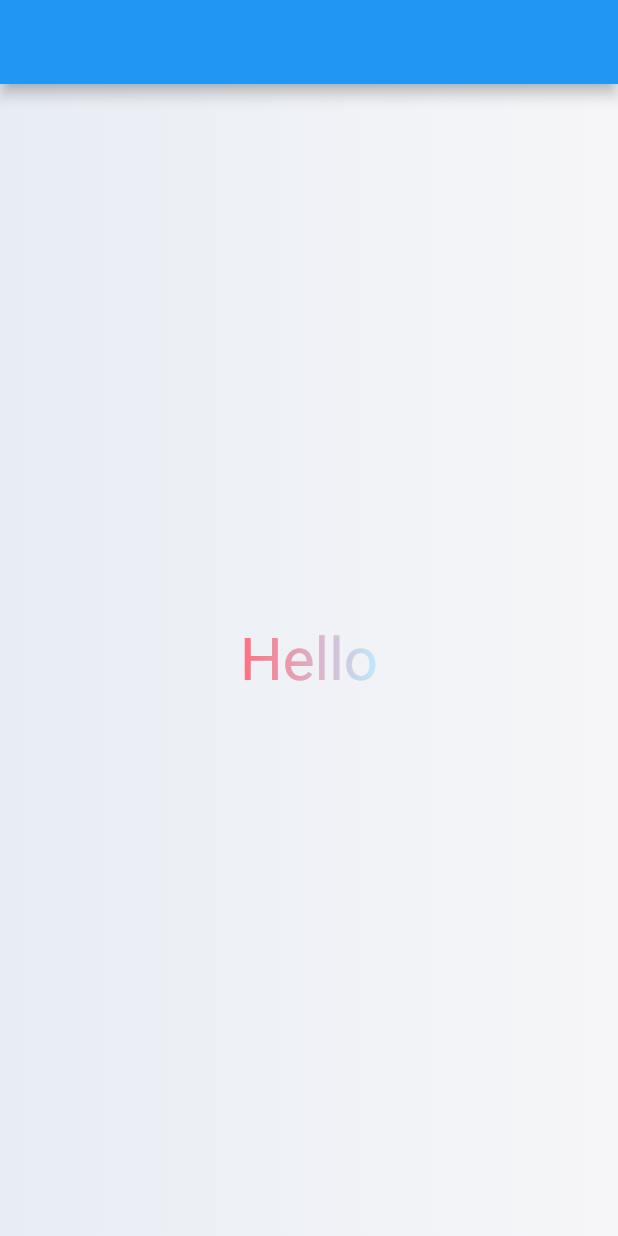
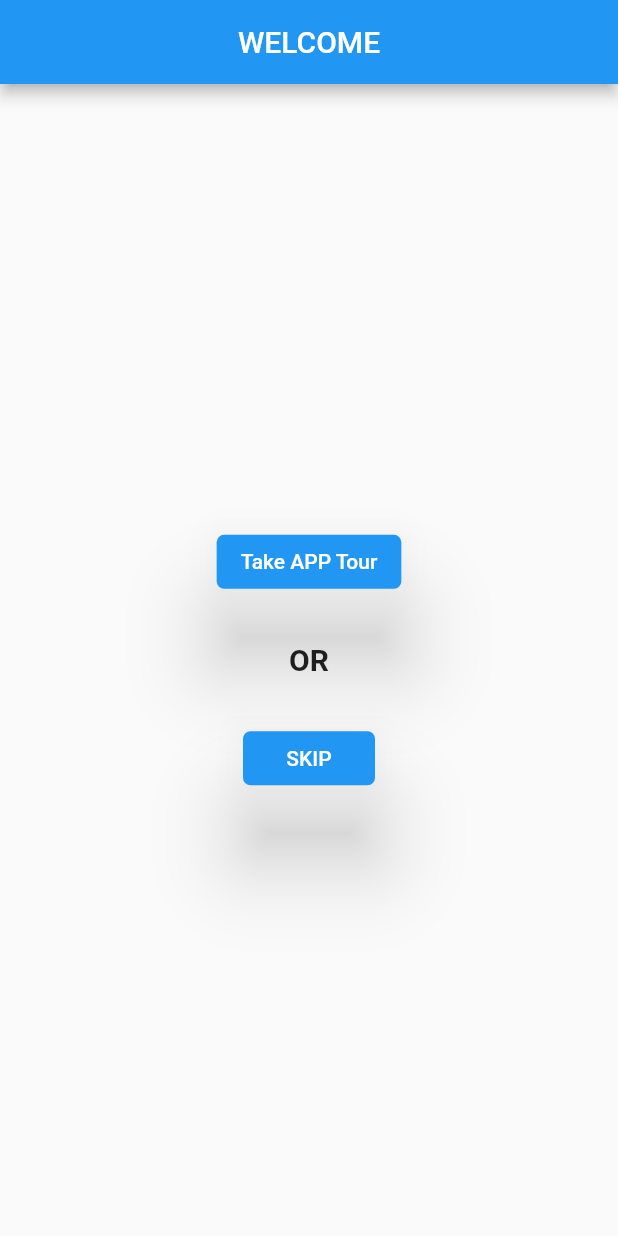
Before and after one commit to AnuraghYarlagadda/VNRPlacementsFlutter, a Flutter app: the screen it shows after launch, on a phone screen of 412 x 824 dp. Run offline on Flutter 3.47's test engine with Material 2 defaults, Android fonts, the phone set to English and light mode, and no system bars; drawn by our look-alikes of gradient_widgets; our stand-ins replace animated_text_kit, connectivity, dio, firebase_auth, firebase_database, firebase_storage and 7 more; missing offline and left inert: app_settings, flutter_page_indicator, store_redirect; accounts and stored records are empty.

Commit message:
Added Tour and Desc Pages

```diff
--- /dev/null
+++ b/lib/firstPage.dart
@@ -0,0 +1,72 @@
+import 'package:flutter/material.dart';
+import 'package:vnrplacements/appDecription.dart';
+import 'package:vnrplacements/appTour.dart';
+
+class FirstPage extends StatefulWidget {
+  @override
+  FirstPageState createState() => FirstPageState();
+}
+
+class FirstPageState extends State<FirstPage> {
+  @override
+  Widget build(BuildContext context) {
+    return Scaffold(
+      appBar: AppBar(
+        title: Text("WELCOME"),
+        centerTitle: true,
+      ),
+      body: Center(
+        child: Column(
+          mainAxisAlignment: MainAxisAlignment.center,
+          crossAxisAlignment: CrossAxisAlignment.center,
+          children: <Widget>[
+            RaisedButton(
+              elevation: 25,
+              onPressed: () {
+                Navigator.of(context)
+                    .push(MaterialPageRoute(builder: (context) {
+                  return AppTour();
+                }));
+              },
+              color: Colors.blue,
+              textColor: Colors.white,
+              shape: RoundedRectangleBorder(
+                borderRadius: BorderRadius.only(
+                    bottomLeft: Radius.circular(5),
+                    bottomRight: Radius.circular(5),
+                    topRight: Radius.circular(5),
+                    topLeft: Radius.circular(5)),
+              ),
+              child: Text("Take APP Tour"),
+            ),
+            Padding(padding: EdgeInsets.all(15)),
+            Text(
+              "OR",
+              style: TextStyle(fontSize: 20, fontWeight: FontWeight.bold),
+            ),
+            Padding(padding: EdgeInsets.all(15)),
+            RaisedButton(
+              onPressed: () {
+                Navigator.of(context)
+                    .push(MaterialPageRoute(builder: (context) {
+                  return AppDescription();
+                }));
+              },
+              elevation: 25,
+              color: Colors.blue,
+              textColor: Colors.white,
+              shape: RoundedRectangleBorder(
+                borderRadius: BorderRadius.only(
+                    bottomLeft: Radius.circular(5),
+                    bottomRight: Radius.circular(5),
+                    topRight: Radius.circular(5),
+                    topLeft: Radius.circular(5)),
+              ),
+              child: Text("SKIP"),
+            ),
+          ],
+        ),
+      ),
+    );
+  }
+}
--- a/lib/main.dart
+++ b/lib/main.dart
@@ -1,7 +1,6 @@
 import 'package:flutter/material.dart';
 import 'package:flutter/services.dart';
-import 'package:vnrplacements/Firebase/selectFilter.dart';
-import 'package:vnrplacements/Home.dart';
+import 'package:vnrplacements/firstPage.dart';
 
 void main() async {
   WidgetsFlutterBinding.ensureInitialized();
@@ -13,7 +12,7 @@ class MyApp extends StatelessWidget {
   Widget build(BuildContext context) {
     return (MaterialApp(
       title: "vnrplacements",
-      home: Home(),
+      home: FirstPage(),
       debugShowCheckedModeBanner: false,
     ));
   }
--- a/pubspec.yaml
+++ b/pubspec.yaml
@@ -31,7 +31,7 @@ dependencies:
   marquee: ^1.3.1
 
   gradient_widgets: ^0.5.2
-  gradient_progress: ^0.0.1
+  animated_text_kit: ^2.0.1
 
   cupertino_icons: ^0.1.2
 
```
Also changed, not shown: lib/Home.dart (+0 -12 lines), lib/appDecription.dart (added, +46 -0 lines), lib/appTour.dart (added, +120 -0 lines), images/anuragh.JPG (added), images/four.jpeg (added), images/one.jpeg (added), images/three.jpeg (added), images/two.jpeg (added), pubspec.lock.
